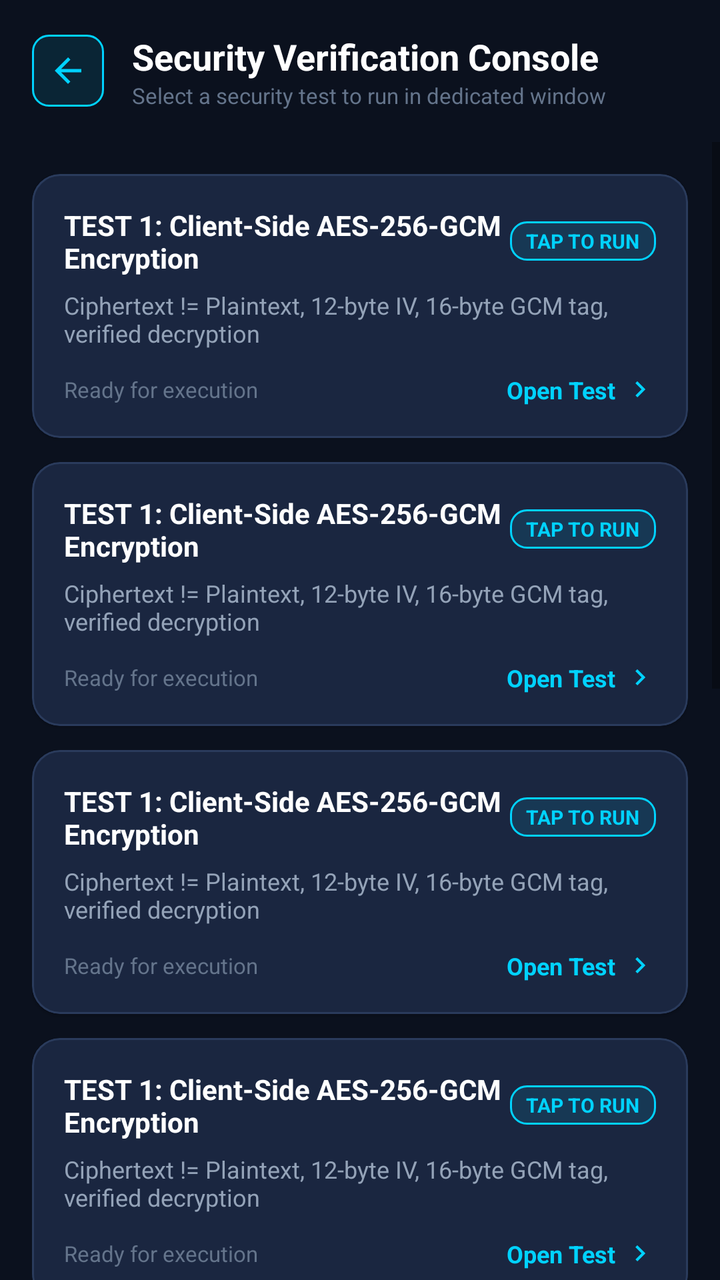
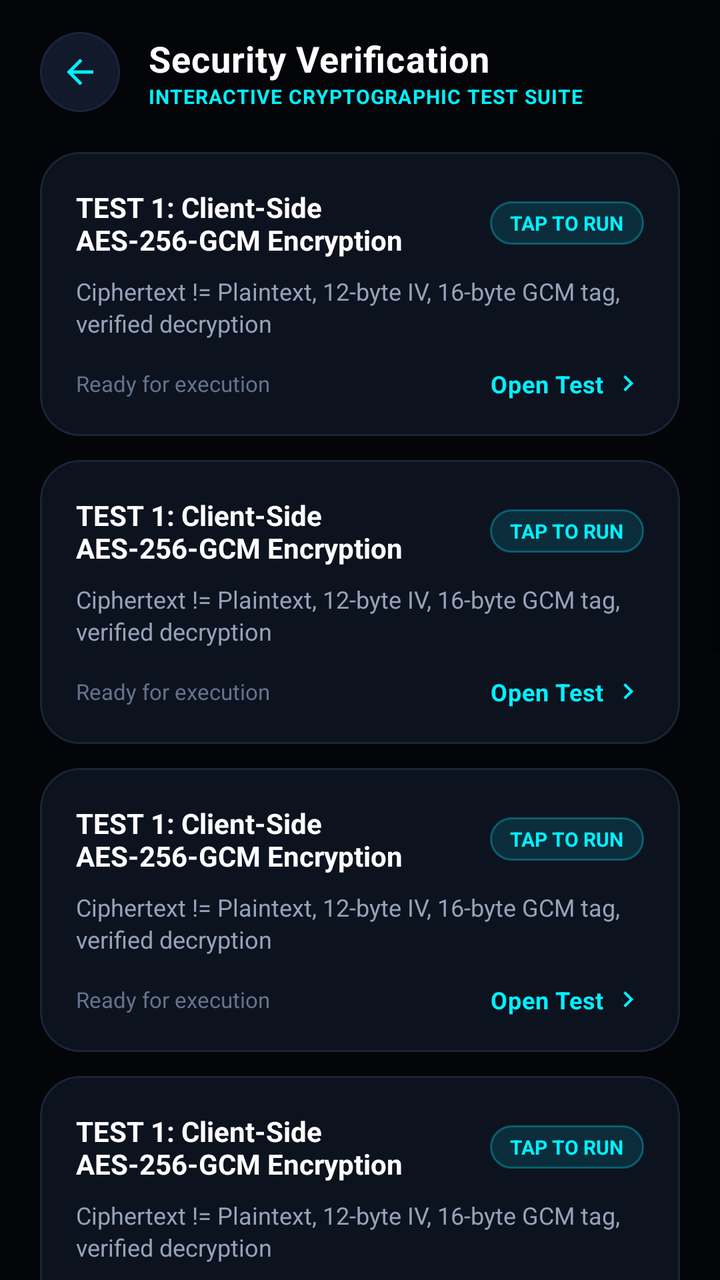

Screens rendered from an Android XML layout before and after an edit, with the pre-edit source and the edit as a unified diff.
<!-- AndroidManifest.xml: application theme Theme.SecureDrop -->
<!-- res/layout/activity_security_demo.xml -->
<?xml version="1.0" encoding="utf-8"?>
<LinearLayout xmlns:android="http://schemas.android.com/apk/res/android"
    xmlns:app="http://schemas.android.com/apk/res-auto"
    android:layout_width="match_parent"
    android:layout_height="match_parent"
    android:background="@color/bg_dark"
    android:orientation="vertical">

    
    <LinearLayout
        android:layout_width="match_parent"
        android:layout_height="wrap_content"
        android:gravity="center_vertical"
        android:orientation="horizontal"
        android:padding="16dp">

        <ImageView
            android:id="@+id/btnBack"
            android:layout_width="36dp"
            android:layout_height="36dp"
            android:background="@drawable/bg_badge_blue"
            android:padding="8dp"
            android:src="@drawable/ic_arrow_back"
            app:tint="@color/brand_accent" />

        <LinearLayout
            android:layout_width="0dp"
            android:layout_height="wrap_content"
            android:layout_marginStart="14dp"
            android:layout_weight="1"
            android:orientation="vertical">

            <TextView
                android:layout_width="wrap_content"
                android:layout_height="wrap_content"
                android:text="Security Verification Console"
                android:textColor="@color/text_primary"
                android:textSize="18sp"
                android:textStyle="bold" />

            <TextView
                android:layout_width="wrap_content"
                android:layout_height="wrap_content"
                android:text="Select a security test to run in dedicated window"
                android:textColor="@color/text_muted"
                android:textSize="11sp" />
        </LinearLayout>
    </LinearLayout>

    <ScrollView
        android:layout_width="match_parent"
        android:layout_height="match_parent"
        android:fillViewport="true">

        <LinearLayout
            android:layout_width="match_parent"
            android:layout_height="wrap_content"
            android:orientation="vertical"
            android:padding="16dp">

            
            <include
                android:id="@+id/cardTestEncryption"
                layout="@layout/item_security_test" />

            
            <include
                android:id="@+id/cardTestIntegrity"
                layout="@layout/item_security_test" />

            
            <include
                android:id="@+id/cardTestExpiringLink"
                layout="@layout/item_security_test" />

            
            <include
                android:id="@+id/cardTestOneTime"
                layout="@layout/item_security_test" />

            
            <include
                android:id="@+id/cardTestRevocation"
                layout="@layout/item_security_test" />

            
            <include
                android:id="@+id/cardTestScreenshot"
                layout="@layout/item_security_test" />

            
            <include
                android:id="@+id/cardTestBiometric"
                layout="@layout/item_security_test" />

            
            <include
                android:id="@+id/cardTestIdor"
                layout="@layout/item_security_test" />
        </LinearLayout>
    </ScrollView>
</LinearLayout>
<!-- res/layout/item_security_test.xml (included above) -->
<?xml version="1.0" encoding="utf-8"?>
<com.google.android.material.card.MaterialCardView xmlns:android="http://schemas.android.com/apk/res/android"
    xmlns:app="http://schemas.android.com/apk/res-auto"
    android:id="@+id/cardRoot"
    android:layout_width="match_parent"
    android:layout_height="wrap_content"
    android:layout_marginBottom="12dp"
    android:clickable="true"
    android:focusable="true"
    android:foreground="?android:attr/selectableItemBackground"
    app:cardBackgroundColor="@color/bg_surface_card"
    app:cardCornerRadius="14dp"
    app:strokeColor="@color/border_subtle"
    app:strokeWidth="1dp">

    <LinearLayout
        android:layout_width="match_parent"
        android:layout_height="wrap_content"
        android:orientation="vertical"
        android:padding="16dp">

        <LinearLayout
            android:layout_width="match_parent"
            android:layout_height="wrap_content"
            android:gravity="center_vertical"
            android:orientation="horizontal">

            <TextView
                android:id="@+id/tvTestTitle"
                android:layout_width="0dp"
                android:layout_height="wrap_content"
                android:layout_weight="1"
                android:text="TEST 1: Client-Side AES-256-GCM Encryption"
                android:textColor="@color/text_primary"
                android:textSize="14sp"
                android:textStyle="bold" />

            <TextView
                android:id="@+id/tvTestBadge"
                android:layout_width="wrap_content"
                android:layout_height="wrap_content"
                android:background="@drawable/bg_badge_blue"
                android:paddingStart="8dp"
                android:paddingTop="3dp"
                android:paddingEnd="8dp"
                android:paddingBottom="3dp"
                android:text="TAP TO RUN"
                android:textColor="@color/brand_accent"
                android:textSize="10sp"
                android:textStyle="bold" />
        </LinearLayout>

        <TextView
            android:id="@+id/tvExpectedResult"
            android:layout_width="match_parent"
            android:layout_height="wrap_content"
            android:layout_marginTop="6dp"
            android:text="Ciphertext != Plaintext, 12-byte IV, 16-byte GCM tag, verified decryption"
            android:textColor="@color/text_secondary"
            android:textSize="12sp" />

        <LinearLayout
            android:layout_width="match_parent"
            android:layout_height="wrap_content"
            android:layout_marginTop="12dp"
            android:gravity="center_vertical"
            android:orientation="horizontal">

            <TextView
                android:id="@+id/tvActualResult"
                android:layout_width="0dp"
                android:layout_height="wrap_content"
                android:layout_weight="1"
                android:text="Ready for execution"
                android:textColor="@color/text_muted"
                android:textSize="11sp" />

            <TextView
                android:layout_width="wrap_content"
                android:layout_height="wrap_content"
                android:text="Open Test"
                android:textColor="@color/brand_accent"
                android:textSize="12sp"
                android:textStyle="bold" />

            <ImageView
                android:layout_width="16dp"
                android:layout_height="16dp"
                android:layout_marginStart="4dp"
                android:src="@drawable/ic_chevron_right"
                app:tint="@color/brand_accent" />
        </LinearLayout>
    </LinearLayout>
</com.google.android.material.card.MaterialCardView>
<!-- resources referenced by this layout -->
<resources>
  <color name="bg_dark">#0B111E</color>
  <color name="bg_surface_card">#1A2640</color>
  <color name="border_subtle">#2A3B5C</color>
  <color name="brand_accent">#00D2FF</color>
  <color name="text_muted">#64748B</color>
  <color name="text_primary">#FFFFFF</color>
  <color name="text_secondary">#94A3B8</color>
  <!-- drawable bg_badge_blue (drawable) -->
  <?xml version="1.0" encoding="utf-8"?>
  <shape xmlns:android="http://schemas.android.com/apk/res/android"
      android:shape="rectangle">
      <solid android:color="@color/security_blue_bg" />
      <corners android:radius="8dp" />
      <stroke
          android:width="1dp"
          android:color="@color/security_blue" />
  </shape>
  <!-- drawable ic_arrow_back (drawable) -->
  <?xml version="1.0" encoding="utf-8"?>
  <vector xmlns:android="http://schemas.android.com/apk/res/android"
      android:width="24dp"
      android:height="24dp"
      android:viewportWidth="24"
      android:viewportHeight="24">
      <path
          android:fillColor="#FFFFFFFF"
          android:pathData="M20,11H7.83l5.59,-5.59L12,4l-8,8 8,8 1.41,-1.41L7.83,13H20v-2z"/>
  </vector>
  <!-- drawable ic_chevron_right (drawable) -->
  <?xml version="1.0" encoding="utf-8"?>
  <vector xmlns:android="http://schemas.android.com/apk/res/android"
      android:width="24dp"
      android:height="24dp"
      android:viewportWidth="24"
      android:viewportHeight="24">
      <path
          android:fillColor="#FFFFFFFF"
          android:pathData="M10,6L8.59,7.41 13.17,12l-4.58,4.59L10,18l6,-6z"/>
  </vector>
  <style name="Theme.SecureDrop" parent="Theme.MaterialComponents.DayNight.NoActionBar">
          
          <item name="colorPrimary">@color/brand_primary</item>
          <item name="colorPrimaryVariant">@color/brand_primary_variant</item>
          <item name="colorOnPrimary">@color/white</item>
          
          <item name="colorSecondary">@color/brand_accent</item>
          <item name="colorSecondaryVariant">@color/brand_accent</item>
          <item name="colorOnSecondary">@color/bg_dark</item>
          
          <item name="android:statusBarColor">@color/bg_dark</item>
          <item name="android:navigationBarColor">@color/bg_dark</item>
          <item name="android:windowBackground">@color/bg_dark</item>
          <item name="android:windowLightStatusBar">false</item>
      </style>
  <color name="security_blue_bg">#1A00D2FF</color>
  <color name="security_blue">#00D2FF</color>
  <color name="brand_primary">#0A84FF</color>
  <color name="brand_primary_variant">#0066CC</color>
  <color name="white">#FFFFFF</color>
</resources>

<!-- the commit's change to res/layout/activity_security_demo.xml (unified diff, before → after) -->
@@ -12,14 +12,18 @@
         android:layout_height="wrap_content"
         android:gravity="center_vertical"
         android:orientation="horizontal"
-        android:padding="16dp">
+        android:paddingStart="20dp"
+        android:paddingTop="16dp"
+        android:paddingEnd="20dp"
+        android:paddingBottom="12dp">
 
         <ImageView
             android:id="@+id/btnBack"
-            android:layout_width="36dp"
-            android:layout_height="36dp"
-            android:background="@drawable/bg_badge_blue"
-            android:padding="8dp"
+            android:layout_width="40dp"
+            android:layout_height="40dp"
+            android:background="@drawable/bg_circle_icon_button"
+            android:contentDescription="Navigate Back"
+            android:padding="10dp"
             android:src="@drawable/ic_arrow_back"
             app:tint="@color/brand_accent" />
 
@@ -33,7 +37,8 @@
             <TextView
                 android:layout_width="wrap_content"
                 android:layout_height="wrap_content"
-                android:text="Security Verification Console"
+                android:letterSpacing="0.02"
+                android:text="Security Verification"
                 android:textColor="@color/text_primary"
                 android:textSize="18sp"
                 android:textStyle="bold" />
@@ -41,22 +46,28 @@
             <TextView
                 android:layout_width="wrap_content"
                 android:layout_height="wrap_content"
-                android:text="Select a security test to run in dedicated window"
-                android:textColor="@color/text_muted"
-                android:textSize="11sp" />
+                android:letterSpacing="0.04"
+                android:text="INTERACTIVE CRYPTOGRAPHIC TEST SUITE"
+                android:textColor="@color/brand_accent"
+                android:textSize="10sp"
+                android:textStyle="bold" />
         </LinearLayout>
     </LinearLayout>
 
     <ScrollView
         android:layout_width="match_parent"
         android:layout_height="match_parent"
-        android:fillViewport="true">
+        android:fillViewport="true"
+        android:overScrollMode="never">
 
         <LinearLayout
             android:layout_width="match_parent"
             android:layout_height="wrap_content"
             android:orientation="vertical"
-            android:padding="16dp">
+            android:paddingStart="20dp"
+            android:paddingTop="8dp"
+            android:paddingEnd="20dp"
+            android:paddingBottom="24dp">
 
             
             <include
@@ -112,7 +123,8 @@
     android:focusable="true"
     android:foreground="?android:attr/selectableItemBackground"
     app:cardBackgroundColor="@color/bg_surface_card"
-    app:cardCornerRadius="14dp"
+    app:cardCornerRadius="20dp"
+    app:cardElevation="0dp"
     app:strokeColor="@color/border_subtle"
     app:strokeWidth="1dp">
 
@@ -120,7 +132,7 @@
         android:layout_width="match_parent"
         android:layout_height="wrap_content"
         android:orientation="vertical"
-        android:padding="16dp">
+        android:padding="18dp">
 
         <LinearLayout
             android:layout_width="match_parent"
@@ -143,10 +155,10 @@
                 android:layout_width="wrap_content"
                 android:layout_height="wrap_content"
                 android:background="@drawable/bg_badge_blue"
-                android:paddingStart="8dp"
-                android:paddingTop="3dp"
-                android:paddingEnd="8dp"
-                android:paddingBottom="3dp"
+                android:paddingStart="10dp"
+                android:paddingTop="4dp"
+                android:paddingEnd="10dp"
+                android:paddingBottom="4dp"
                 android:text="TAP TO RUN"
                 android:textColor="@color/brand_accent"
                 android:textSize="10sp"
@@ -157,7 +169,8 @@
             android:id="@+id/tvExpectedResult"
             android:layout_width="match_parent"
             android:layout_height="wrap_content"
-            android:layout_marginTop="6dp"
+            android:layout_marginTop="8dp"
+            android:lineSpacingExtra="2dp"
             android:text="Ciphertext != Plaintext, 12-byte IV, 16-byte GCM tag, verified decryption"
             android:textColor="@color/text_secondary"
             android:textSize="12sp" />
@@ -165,7 +178,7 @@
         <LinearLayout
             android:layout_width="match_parent"
             android:layout_height="wrap_content"
-            android:layout_marginTop="12dp"
+            android:layout_marginTop="14dp"
             android:gravity="center_vertical"
             android:orientation="horizontal">
 
@@ -181,6 +194,7 @@
             <TextView
                 android:layout_width="wrap_content"
                 android:layout_height="wrap_content"
+                android:letterSpacing="0.02"
                 android:text="Open Test"
                 android:textColor="@color/brand_accent"
                 android:textSize="12sp"
<!-- resource entries referenced after the edit -->
@@ -1,9 +1,9 @@
 <!-- resources referenced by this layout -->
 <resources>
-  <color name="bg_dark">#0B111E</color>
-  <color name="bg_surface_card">#1A2640</color>
-  <color name="border_subtle">#2A3B5C</color>
-  <color name="brand_accent">#00D2FF</color>
+  <color name="bg_dark">#030508</color>
+  <color name="bg_surface_card">#0D121F</color>
+  <color name="border_subtle">#1A2438</color>
+  <color name="brand_accent">#00F0FF</color>
   <color name="text_muted">#64748B</color>
   <color name="text_primary">#FFFFFF</color>
   <color name="text_secondary">#94A3B8</color>
@@ -12,11 +12,24 @@
   <shape xmlns:android="http://schemas.android.com/apk/res/android"
       android:shape="rectangle">
       <solid android:color="@color/security_blue_bg" />
-      <corners android:radius="8dp" />
+      <corners android:radius="24dp" />
       <stroke
           android:width="1dp"
-          android:color="@color/security_blue" />
+          android:color="@color/border_glow" />
   </shape>
+  <!-- drawable bg_circle_icon_button (drawable) -->
+  <?xml version="1.0" encoding="utf-8"?>
+  <ripple xmlns:android="http://schemas.android.com/apk/res/android"
+      android:color="@color/brand_accent_glow">
+      <item>
+          <shape android:shape="oval">
+              <solid android:color="@color/bg_surface_elevated" />
+              <stroke
+                  android:width="1dp"
+                  android:color="@color/border_subtle" />
+          </shape>
+      </item>
+  </ripple>
   <!-- drawable ic_arrow_back (drawable) -->
   <?xml version="1.0" encoding="utf-8"?>
   <vector xmlns:android="http://schemas.android.com/apk/res/android"
@@ -43,21 +56,23 @@
           
           <item name="colorPrimary">@color/brand_primary</item>
           <item name="colorPrimaryVariant">@color/brand_primary_variant</item>
-          <item name="colorOnPrimary">@color/white</item>
+          <item name="colorOnPrimary">@color/black</item>
           
           <item name="colorSecondary">@color/brand_accent</item>
           <item name="colorSecondaryVariant">@color/brand_accent</item>
-          <item name="colorOnSecondary">@color/bg_dark</item>
+          <item name="colorOnSecondary">@color/black</item>
           
           <item name="android:statusBarColor">@color/bg_dark</item>
           <item name="android:navigationBarColor">@color/bg_dark</item>
           <item name="android:windowBackground">@color/bg_dark</item>
           <item name="android:windowLightStatusBar">false</item>
       </style>
-  <color name="security_blue_bg">#1A00D2FF</color>
-  <color name="security_blue">#00D2FF</color>
-  <color name="brand_primary">#0A84FF</color>
-  <color name="brand_primary_variant">#0066CC</color>
-  <color name="white">#FFFFFF</color>
+  <color name="security_blue_bg">#2000E5FF</color>
+  <color name="border_glow">#4D00F0FF</color>
+  <color name="brand_accent_glow">#4000F0FF</color>
+  <color name="bg_surface_elevated">#12192A</color>
+  <color name="brand_primary">#00E5FF</color>
+  <color name="brand_primary_variant">#00B0FF</color>
+  <color name="black">#000000</color>
 </resources>
 
